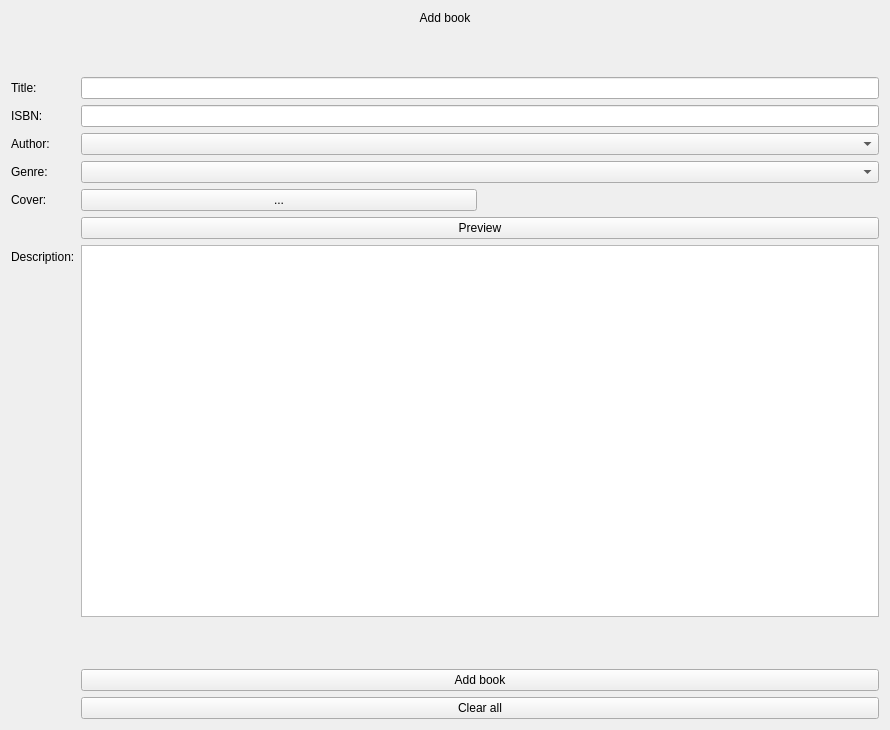
Old version of the form book_management_system/assets/XML/addBook_window.ui in the repository nisaia/P-yQt-ersonal-management-system.
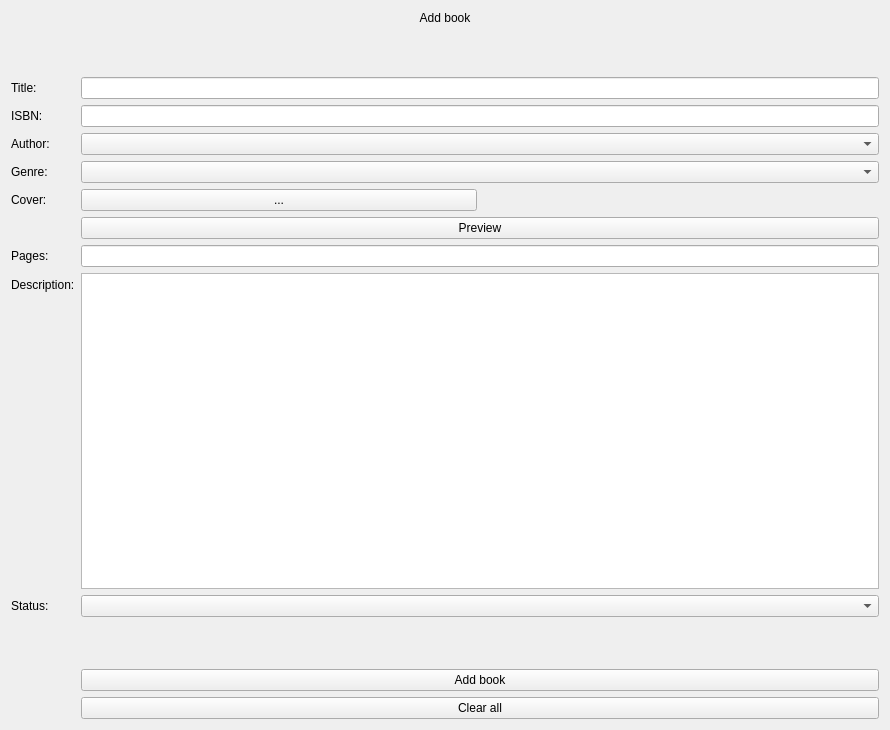
New version of the form.

```diff
--- a/book_management_system/assets/XML/addBook_window.ui
+++ b/book_management_system/assets/XML/addBook_window.ui
@@ -94,17 +94,17 @@
      </property>
     </widget>
    </item>
-   <item row="9" column="0">
+   <item row="10" column="0">
     <widget class="QLabel" name="bookDescription_label">
      <property name="text">
       <string>Description:</string>
      </property>
     </widget>
    </item>
-   <item row="9" column="1">
+   <item row="10" column="1">
     <widget class="QPlainTextEdit" name="bookDescription_plainTextEdit"/>
    </item>
-   <item row="10" column="0" colspan="2">
+   <item row="12" column="0" colspan="2">
     <spacer name="verticalSpacer_2">
      <property name="orientation">
       <enum>Qt::Vertical</enum>
@@ -120,14 +120,14 @@
      </property>
     </spacer>
    </item>
-   <item row="11" column="1">
+   <item row="13" column="1">
     <widget class="QPushButton" name="addBook_button_1">
      <property name="text">
       <string>Add book</string>
      </property>
     </widget>
    </item>
-   <item row="12" column="1">
+   <item row="14" column="1">
     <widget class="QPushButton" name="clearAll_button">
      <property name="text">
       <string>Clear all</string>
@@ -152,6 +152,26 @@
      </item>
     </layout>
    </item>
+   <item row="11" column="0">
+    <widget class="QLabel" name="bookStatus_label">
+     <property name="text">
+      <string>Status:</string>
+     </property>
+    </widget>
+   </item>
+   <item row="11" column="1">
+    <widget class="QComboBox" name="bookStatus_comboBox"/>
+   </item>
+   <item row="9" column="0">
+    <widget class="QLabel" name="bookPages_label">
+     <property name="text">
+      <string>Pages:</string>
+     </property>
+    </widget>
+   </item>
+   <item row="9" column="1">
+    <widget class="QLineEdit" name="bookPages_lineEdit"/>
+   </item>
   </layout>
  </widget>
  <resources/>
```
